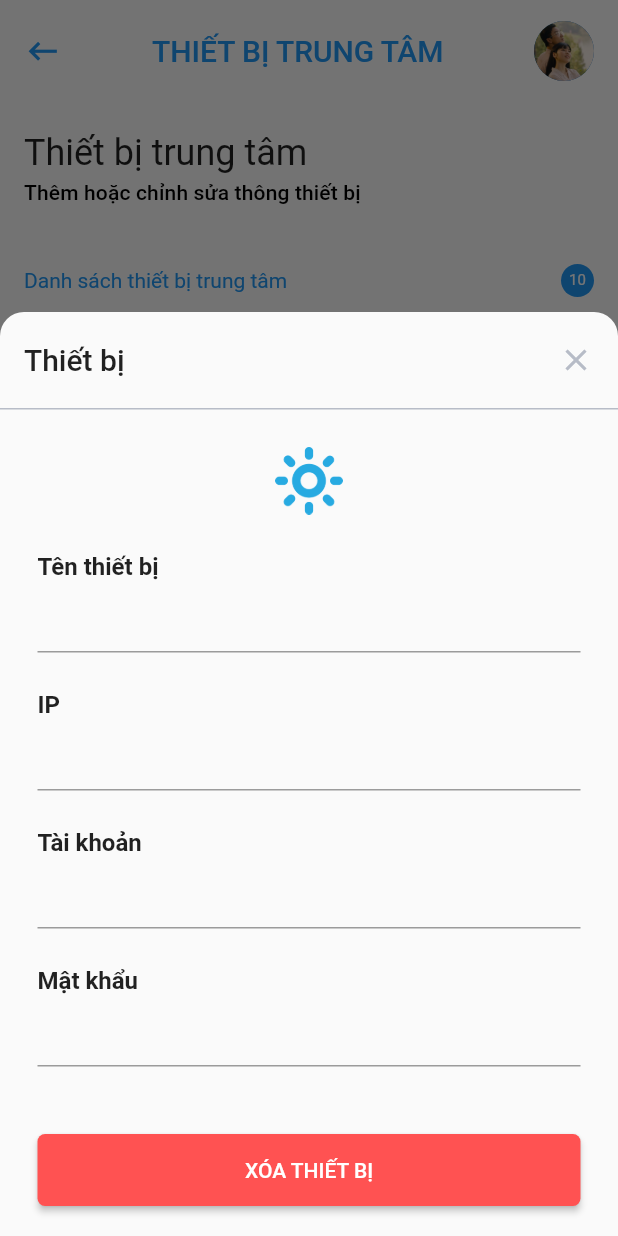
After one commit to vu111293/mcom-daikin, a Flutter app: the MyCenterScreen screen opened directly, after a tap on the "edit" icon, on a phone screen of 412 x 824 dp. The commit adds this screen. Run offline on Flutter 3.47's test engine with Material 2 defaults, Android fonts, the phone set to English and light mode, and no system bars; our stand-ins replace bot_toast, carousel_slider, connectivity, date_format, device_info, dio and 8 more; missing offline and left inert: flutter_gauge; accounts and stored records are empty; generated files the repository leaves out were written again.

Commit message:
update UI my center

```diff
--- /dev/null
+++ b/daikin/lib/ui/setting/my_center_screen.dart
@@ -0,0 +1,296 @@
+import 'package:daikin/constants/constants.dart';
+import 'package:daikin/ui/customs/base_header.dart';
+import 'package:daikin/utils/hex_color.dart';
+import 'package:flutter/cupertino.dart';
+import 'package:flutter/material.dart';
+
+class MyCenterScreen extends StatefulWidget {
+  bool isUpdate;
+  MyCenterScreen({Key key, this.isUpdate = false}) : super(key: key);
+  @override
+  MyCenterScreenState createState() => MyCenterScreenState();
+}
+
+class MyCenterScreenState extends State<MyCenterScreen> with SingleTickerProviderStateMixin {
+  bool _status = false;
+  final FocusNode myFocusNode = FocusNode();
+
+  String date;
+
+  @override
+  void initState() {
+    setState(() {
+      _status = widget.isUpdate;
+    });
+    super.initState();
+  }
+
+  void _settingModalBottomSheet(context, bool isEdit) {
+    showModalBottomSheet(
+        context: context,
+        shape: RoundedRectangleBorder(
+            borderRadius: BorderRadius.only(topLeft: Radius.circular(16), topRight: Radius.circular(16))),
+        isScrollControlled: true,
+        builder: (BuildContext bc) {
+          return Container(
+            child: Wrap(
+              children: <Widget>[
+                Column(
+                  children: <Widget>[
+                    Container(
+                      decoration: BoxDecoration(
+                        border: Border(bottom: BorderSide(width: 1, color: HexColor(appBorderColor))),
+                      ),
+                      padding: EdgeInsets.symmetric(horizontal: 16.0, vertical: 20),
+                      child: Row(
+                        mainAxisAlignment: MainAxisAlignment.spaceBetween,
+                        children: <Widget>[
+                          Text(
+                            'Thiết bị',
+                            style: ptTitle(context),
+                          ),
+                          GestureDetector(
+                            onTap: () => Navigator.of(context).pop(),
+                            child: Icon(
+                              Icons.close,
+                              color: HexColor(appBorderColor),
+                            ),
+                          )
+                        ],
+                      ),
+                    ),
+                    Padding(
+                      padding: EdgeInsets.only(top: 25),
+                      child: Image.asset(
+                        "assets/devices/sun.png",
+                        fit: BoxFit.contain,
+                        width: 45,
+                        color: HexColor(appColor),
+                      ),
+                    ),
+                    titleField(
+                      title: 'Tên thiết bị',
+                    ),
+                    Padding(
+                        padding: EdgeInsets.only(left: 25.0, right: 25.0),
+                        child: Row(
+                          mainAxisSize: MainAxisSize.max,
+                          children: <Widget>[
+                            Flexible(
+                              child: TextField(
+                                  // enabled: !_status,
+                                  ),
+                            ),
+                          ],
+                        )),
+                    titleField(
+                      title: 'IP',
+                    ),
+                    Padding(
+                        padding: EdgeInsets.only(left: 25.0, right: 25.0),
+                        child: Row(
+                          mainAxisSize: MainAxisSize.max,
+                          children: <Widget>[
+                            Flexible(
+                              child: TextField(
+                                  // enabled: !_status,
+                                  ),
+                            ),
+                          ],
+                        )),
+                    titleField(
+                      title: 'Tài khoản',
+                    ),
+                    Padding(
+                        padding: EdgeInsets.only(left: 25.0, right: 25.0),
+                        child: Row(
+                          mainAxisSize: MainAxisSize.max,
+                          children: <Widget>[
+                            Flexible(
+                              child: TextField(
+                                  // enabled: !_status,
+                                  ),
+                            ),
+                          ],
+                        )),
+                    titleField(
+                      title: 'Mật khẩu',
+                    ),
+                    Padding(
+                        padding: EdgeInsets.only(left: 25.0, right: 25.0),
+                        child: Row(
+                          mainAxisSize: MainAxisSize.max,
+                          children: <Widget>[
+                            Flexible(
+                              child: TextField(obscureText: true
+                                  // enabled: !_status,
+                                  ),
+                            ),
+                          ],
+                        )),
+                    Align(alignment: Alignment.center, child: _getActionButtons(isEdit)),
+                    SizedBox(
+                      height: 20,
+                    )
+                  ],
+                ),
+              ],
+            ),
+          );
+        });
+  }
+
+  @override
+  Widget build(BuildContext context) {
+    return Scaffold(
+        floatingActionButton: new FloatingActionButton(
+          onPressed: () {
+            _settingModalBottomSheet(context, false);
+          },
+          child: new Icon(Icons.add),
+        ),
+        body: Column(
+          children: <Widget>[
+            BaseHeaderScreen(
+              title: "Thiết Bị trung tâm".toUpperCase(),
+              isBack: true,
+            ),
+            BaseHeaderScreen(
+              hideProfile: true,
+              isSubHeader: true,
+              title: "Thiết bị trung tâm",
+              subTitle: "Thêm hoặc chỉnh sửa thông thiết bị",
+            ),
+            Padding(
+              padding: EdgeInsets.only(top: 36, left: 16, right: 16, bottom: 4),
+              child: Row(
+                mainAxisAlignment: MainAxisAlignment.spaceBetween,
+                children: <Widget>[
+                  Text(
+                    "Danh sách thiết bị trung tâm",
+                    style: ptBody1(context).copyWith(color: ptPrimaryColor(context)),
+                  ),
+                  Container(
+                    width: 22,
+                    height: 22,
+                    decoration: BoxDecoration(
+                      color: ptPrimaryColor(context),
+                      borderRadius: BorderRadius.all(Radius.circular(22)),
+                    ),
+                    child: Center(
+                      child: Text(
+                        "10",
+                        style:
+                            ptCaption(context).copyWith(color: Colors.white, fontSize: ptCaption(context).fontSize - 2),
+                      ),
+                    ),
+                  ),
+                ],
+              ),
+            ),
+            Expanded(
+              child: ListView.builder(
+                // padding: EdgeInsets.only(top: 58, left: 16, right: 16, bottom: 4),
+                shrinkWrap: true,
+                itemCount: 10,
+                itemBuilder: (context, index) {
+                  return ListTile(
+                    leading: Container(
+                      width: 40, // can be whatever value you want
+                      alignment: Alignment.center,
+                      child: Image.asset(
+                        "assets/devices/sun.png",
+                        width: 20,
+                        height: 20,
+                        color: HexColor(appColor),
+                      ),
+                    ),
+                    title: Text(
+                      'Thiết bị $index',
+                      style: ptSubtitle(context),
+                    ),
+                    subtitle: Text(
+                      'IP: 5s638snsjd88v33asd1as5d1a2sd1',
+                      style: ptCaption(context),
+                    ),
+                    trailing: GestureDetector(
+                        onTap: () {
+                          _settingModalBottomSheet(context, true);
+                        },
+                        child: Icon(Icons.edit)),
+                  );
+                },
+              ),
+            ),
+          ],
+        ));
+  }
+
+  @override
+  void dispose() {
+    // Clean up the controller when the Widget is disposed
+    myFocusNode.dispose();
+    super.dispose();
+  }
+
+  Widget _getActionButtons(isEdit) {
+    return Padding(
+      padding: EdgeInsets.only(left: 25.0, right: 25.0, top: 45.0),
+      child: Row(
+        mainAxisSize: MainAxisSize.max,
+        mainAxisAlignment: MainAxisAlignment.center,
+        children: <Widget>[
+          Expanded(
+            child: Container(
+                child: RaisedButton(
+              child: Text(
+                isEdit ? "xóa thiết bị".toUpperCase() : "xác nhận".toUpperCase(),
+                style: ptButton(context).copyWith(color: Colors.white),
+              ),
+              textColor: Colors.white,
+              color: isEdit ? Colors.redAccent : ptPrimaryColor(context),
+              onPressed: () {
+                setState(() {
+                  _status = true;
+                  FocusScope.of(context).requestFocus(FocusNode());
+                });
+              },
+              padding: EdgeInsets.symmetric(vertical: 16),
+              shape: RoundedRectangleBorder(borderRadius: BorderRadius.circular(5.0)),
+            )),
+            flex: 2,
+          ),
+        ],
+      ),
+    );
+  }
+}
+
+class titleField extends StatelessWidget {
+  String title;
+  titleField({
+    Key key,
+    this.title = '',
+  }) : super(key: key);
+
+  @override
+  Widget build(BuildContext context) {
+    return Padding(
+        padding: EdgeInsets.only(left: 25.0, right: 25.0, top: 25.0),
+        child: Row(
+          mainAxisSize: MainAxisSize.max,
+          children: <Widget>[
+            Column(
+              mainAxisAlignment: MainAxisAlignment.start,
+              mainAxisSize: MainAxisSize.min,
+              children: <Widget>[
+                Text(
+                  title,
+                  style: TextStyle(fontSize: 16.0, fontWeight: FontWeight.bold),
+                ),
+              ],
+            ),
+          ],
+        ));
+  }
+}
--- a/daikin/lib/ui/setting/setting_screen.dart
+++ b/daikin/lib/ui/setting/setting_screen.dart
@@ -3,6 +3,7 @@ import 'package:daikin/constants/constants.dart';
 import 'package:daikin/ui/customs/base_header.dart';
 import 'package:daikin/ui/pages/login/login_screen.dart';
 import 'package:daikin/ui/route/route/routing.dart';
+import 'package:daikin/ui/setting/my_center_screen.dart';
 import 'package:daikin/ui/setting/profile_screen.dart';
 import 'package:daikin/utils/hex_color.dart';
 import 'package:flutter/cupertino.dart';
@@ -41,7 +42,8 @@ class SettingScreenState extends State<SettingScreen> with SingleTickerProviderS
             title: "Setting",
             subTitle: "Edit all your setting",
           ),
-          Expanded(child: Container(
+          Expanded(
+              child: Container(
             height: contentScreenWithTab(context),
             child: SingleChildScrollView(
               child: Column(
@@ -183,6 +185,9 @@ class SettingScreenState extends State<SettingScreen> with SingleTickerProviderS
                     height: 10,
                   ),
                   ListTile(
+                    onTap: () {
+                      Routing().navigate2(context, MyCenterScreen());
+                    },
                     leading: Text(
                       "My Center",
                       style: ptTitle(context).copyWith(color: ptPrimaryColor(context), fontWeight: FontWeight.w600),
```
Lines whose indentation alone changed are shown as unchanged.
